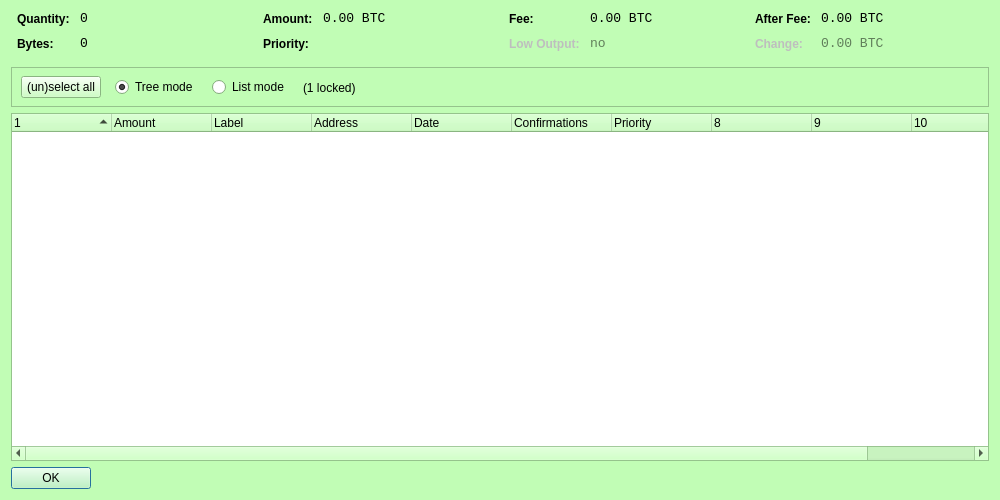
This is src/qt/forms/coincontroldialog.ui in IParn/LimecoinX as Qt 5 draws it before an edit. The edited form follows.
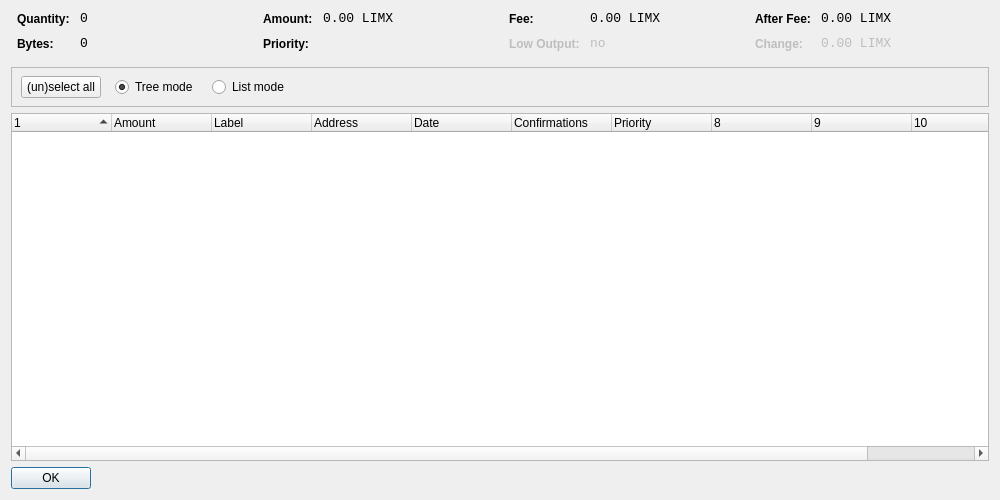
This is the edited form. Custom widgets are drawn as their Qt base class.

Diff of the .ui file:
```diff
--- a/src/qt/forms/coincontroldialog.ui
+++ b/src/qt/forms/coincontroldialog.ui
@@ -10,421 +10,6 @@
     <height>500</height>
    </rect>
   </property>
-  <property name="palette">
-   <palette>
-    <active>
-     <colorrole role="WindowText">
-      <brush brushstyle="SolidPattern">
-       <color alpha="255">
-        <red>0</red>
-        <green>0</green>
-        <blue>0</blue>
-       </color>
-      </brush>
-     </colorrole>
-     <colorrole role="Button">
-      <brush brushstyle="SolidPattern">
-       <color alpha="255">
-        <red>193</red>
-        <green>253</green>
-        <blue>181</blue>
-       </color>
-      </brush>
-     </colorrole>
-     <colorrole role="Light">
-      <brush brushstyle="SolidPattern">
-       <color alpha="255">
-        <red>255</red>
-        <green>255</green>
-        <blue>255</blue>
-       </color>
-      </brush>
-     </colorrole>
-     <colorrole role="Midlight">
-      <brush brushstyle="SolidPattern">
-       <color alpha="255">
-        <red>224</red>
-        <green>254</green>
-        <blue>218</blue>
-       </color>
-      </brush>
-     </colorrole>
-     <colorrole role="Dark">
-      <brush brushstyle="SolidPattern">
-       <color alpha="255">
-        <red>96</red>
-        <green>126</green>
-        <blue>90</blue>
-       </color>
-      </brush>
-     </colorrole>
-     <colorrole role="Mid">
-      <brush brushstyle="SolidPattern">
-       <color alpha="255">
-        <red>129</red>
-        <green>169</green>
-        <blue>121</blue>
-       </color>
-      </brush>
-     </colorrole>
-     <colorrole role="Text">
-      <brush brushstyle="SolidPattern">
-       <color alpha="255">
-        <red>0</red>
-        <green>0</green>
-        <blue>0</blue>
-       </color>
-      </brush>
-     </colorrole>
-     <colorrole role="BrightText">
-      <brush brushstyle="SolidPattern">
-       <color alpha="255">
-        <red>255</red>
-        <green>255</green>
-        <blue>255</blue>
-       </color>
-      </brush>
-     </colorrole>
-     <colorrole role="ButtonText">
-      <brush brushstyle="SolidPattern">
-       <color alpha="255">
-        <red>0</red>
-        <green>0</green>
-        <blue>0</blue>
-       </color>
-      </brush>
-     </colorrole>
-     <colorrole role="Base">
-      <brush brushstyle="SolidPattern">
-       <color alpha="255">
-        <red>255</red>
-        <green>255</green>
-        <blue>255</blue>
-       </color>
-      </brush>
-     </colorrole>
-     <colorrole role="Window">
-      <brush brushstyle="SolidPattern">
-       <color alpha="255">
-        <red>193</red>
-        <green>253</green>
-        <blue>181</blue>
-       </color>
-      </brush>
-     </colorrole>
-     <colorrole role="Shadow">
-      <brush brushstyle="SolidPattern">
-       <color alpha="255">
-        <red>0</red>
-        <green>0</green>
-        <blue>0</blue>
-       </color>
-      </brush>
-     </colorrole>
-     <colorrole role="AlternateBase">
-      <brush brushstyle="SolidPattern">
-       <color alpha="255">
-        <red>224</red>
-        <green>254</green>
-        <blue>218</blue>
-       </color>
-      </brush>
-     </colorrole>
-     <colorrole role="ToolTipBase">
-      <brush brushstyle="SolidPattern">
-       <color alpha="255">
-        <red>255</red>
-        <green>255</green>
-        <blue>220</blue>
-       </color>
-      </brush>
-     </colorrole>
-     <colorrole role="ToolTipText">
-      <brush brushstyle="SolidPattern">
-       <color alpha="255">
-        <red>0</red>
-        <green>0</green>
-        <blue>0</blue>
-       </color>
-      </brush>
-     </colorrole>
-    </active>
-    <inactive>
-     <colorrole role="WindowText">
-      <brush brushstyle="SolidPattern">
-       <color alpha="255">
-        <red>0</red>
-        <green>0</green>
-        <blue>0</blue>
-       </color>
-      </brush>
-     </colorrole>
-     <colorrole role="Button">
-      <brush brushstyle="SolidPattern">
-       <color alpha="255">
-        <red>193</red>
-        <green>253</green>
-        <blue>181</blue>
-       </color>
-      </brush>
-     </colorrole>
-     <colorrole role="Light">
-      <brush brushstyle="SolidPattern">
-       <color alpha="255">
-        <red>255</red>
-        <green>255</green>
-        <blue>255</blue>
-       </color>
-      </brush>
-     </colorrole>
-     <colorrole role="Midlight">
-      <brush brushstyle="SolidPattern">
-       <color alpha="255">
-        <red>224</red>
-        <green>254</green>
-        <blue>218</blue>
-       </color>
-      </brush>
-     </colorrole>
-     <colorrole role="Dark">
-      <brush brushstyle="SolidPattern">
-       <color alpha="255">
-        <red>96</red>
-        <green>126</green>
-        <blue>90</blue>
-       </color>
-      </brush>
-     </colorrole>
-     <colorrole role="Mid">
-      <brush brushstyle="SolidPattern">
-       <color alpha="255">
-        <red>129</red>
-        <green>169</green>
-        <blue>121</blue>
-       </color>
-      </brush>
-     </colorrole>
-     <colorrole role="Text">
-      <brush brushstyle="SolidPattern">
-       <color alpha="255">
-        <red>0</red>
-        <green>0</green>
-        <blue>0</blue>
-       </color>
-      </brush>
-     </colorrole>
-     <colorrole role="BrightText">
-      <brush brushstyle="SolidPattern">
-       <color alpha="255">
-        <red>255</red>
-        <green>255</green>
-        <blue>255</blue>
-       </color>
-      </brush>
-     </colorrole>
-     <colorrole role="ButtonText">
-      <brush brushstyle="SolidPattern">
-       <color alpha="255">
-        <red>0</red>
-        <green>0</green>
-        <blue>0</blue>
-       </color>
-      </brush>
-     </colorrole>
-     <colorrole role="Base">
-      <brush brushstyle="SolidPattern">
-       <color alpha="255">
-        <red>255</red>
-        <green>255</green>
-        <blue>255</blue>
-       </color>
-      </brush>
-     </colorrole>
-     <colorrole role="Window">
-      <brush brushstyle="SolidPattern">
-       <color alpha="255">
-        <red>193</red>
-        <green>253</green>
-        <blue>181</blue>
-       </color>
-      </brush>
-     </colorrole>
-     <colorrole role="Shadow">
-      <brush brushstyle="SolidPattern">
-       <color alpha="255">
-        <red>0</red>
-        <green>0</green>
-        <blue>0</blue>
-       </color>
-      </brush>
-     </colorrole>
-     <colorrole role="AlternateBase">
-      <brush brushstyle="SolidPattern">
-       <color alpha="255">
-        <red>224</red>
-        <green>254</green>
-        <blue>218</blue>
-       </color>
-      </brush>
-     </colorrole>
-     <colorrole role="ToolTipBase">
-      <brush brushstyle="SolidPattern">
-       <color alpha="255">
-        <red>255</red>
-        <green>255</green>
-        <blue>220</blue>
-       </color>
-      </brush>
-     </colorrole>
-     <colorrole role="ToolTipText">
-      <brush brushstyle="SolidPattern">
-       <color alpha="255">
-        <red>0</red>
-        <green>0</green>
-        <blue>0</blue>
-       </color>
-      </brush>
-     </colorrole>
-    </inactive>
-    <disabled>
-     <colorrole role="WindowText">
-      <brush brushstyle="SolidPattern">
-       <color alpha="255">
-        <red>96</red>
-        <green>126</green>
-        <blue>90</blue>
-       </color>
-      </brush>
-     </colorrole>
-     <colorrole role="Button">
-      <brush brushstyle="SolidPattern">
-       <color alpha="255">
-        <red>193</red>
-        <green>253</green>
-        <blue>181</blue>
-       </color>
-      </brush>
-     </colorrole>
-     <colorrole role="Light">
-      <brush brushstyle="SolidPattern">
-       <color alpha="255">
-        <red>255</red>
-        <green>255</green>
-        <blue>255</blue>
-       </color>
-      </brush>
-     </colorrole>
-     <colorrole role="Midlight">
-      <brush brushstyle="SolidPattern">
-       <color alpha="255">
-        <red>224</red>
-        <green>254</green>
-        <blue>218</blue>
-       </color>
-      </brush>
-     </colorrole>
-     <colorrole role="Dark">
-      <brush brushstyle="SolidPattern">
-       <color alpha="255">
-        <red>96</red>
-        <green>126</green>
-        <blue>90</blue>
-       </color>
-      </brush>
-     </colorrole>
-     <colorrole role="Mid">
-      <brush brushstyle="SolidPattern">
-       <color alpha="255">
-        <red>129</red>
-        <green>169</green>
-        <blue>121</blue>
-       </color>
-      </brush>
-     </colorrole>
-     <colorrole role="Text">
-      <brush brushstyle="SolidPattern">
-       <color alpha="255">
-        <red>96</red>
-        <green>126</green>
-        <blue>90</blue>
-       </color>
-      </brush>
-     </colorrole>
-     <colorrole role="BrightText">
-      <brush brushstyle="SolidPattern">
-       <color alpha="255">
-        <red>255</red>
-        <green>255</green>
-        <blue>255</blue>
-       </color>
-      </brush>
-     </colorrole>
-     <colorrole role="ButtonText">
-      <brush brushstyle="SolidPattern">
-       <color alpha="255">
-        <red>96</red>
-        <green>126</green>
-        <blue>90</blue>
-       </color>
-      </brush>
-     </colorrole>
-     <colorrole role="Base">
-      <brush brushstyle="SolidPattern">
-       <color alpha="255">
-        <red>193</red>
-        <green>253</green>
-        <blue>181</blue>
-       </color>
-      </brush>
-     </colorrole>
-     <colorrole role="Window">
-      <brush brushstyle="SolidPattern">
-       <color alpha="255">
-        <red>193</red>
-        <green>253</green>
-        <blue>181</blue>
-       </color>
-      </brush>
-     </colorrole>
-     <colorrole role="Shadow">
-      <brush brushstyle="SolidPattern">
-       <color alpha="255">
-        <red>0</red>
-        <green>0</green>
-        <blue>0</blue>
-       </color>
-      </brush>
-     </colorrole>
-     <colorrole role="AlternateBase">
-      <brush brushstyle="SolidPattern">
-       <color alpha="255">
-        <red>193</red>
-        <green>253</green>
-        <blue>181</blue>
-       </color>
-      </brush>
-     </colorrole>
-     <colorrole role="ToolTipBase">
-      <brush brushstyle="SolidPattern">
-       <color alpha="255">
-        <red>255</red>
-        <green>255</green>
-        <blue>220</blue>
-       </color>
-      </brush>
-     </colorrole>
-     <colorrole role="ToolTipText">
-      <brush brushstyle="SolidPattern">
-       <color alpha="255">
-        <red>0</red>
-        <green>0</green>
-        <blue>0</blue>
-       </color>
-      </brush>
-     </colorrole>
-    </disabled>
-   </palette>
-  </property>
   <property name="windowTitle">
    <string>Coin Control</string>
   </property>
@@ -556,7 +141,7 @@
           <enum>Qt::ActionsContextMenu</enum>
          </property>
          <property name="text">
-          <string notr="true">0.00 BTC</string>
+          <string notr="true">0.00 LIMX</string>
          </property>
          <property name="textInteractionFlags">
           <set>Qt::LinksAccessibleByMouse|Qt::TextSelectableByKeyboard|Qt::TextSelectableByMouse</set>
@@ -636,7 +221,7 @@
           <enum>Qt::ActionsContextMenu</enum>
          </property>
          <property name="text">
-          <string notr="true">0.00 BTC</string>
+          <string notr="true">0.00 LIMX</string>
          </property>
          <property name="textInteractionFlags">
           <set>Qt::LinksAccessibleByMouse|Qt::TextSelectableByKeyboard|Qt::TextSelectableByMouse</set>
@@ -722,7 +307,7 @@
           <enum>Qt::ActionsContextMenu</enum>
          </property>
          <property name="text">
-          <string notr="true">0.00 BTC</string>
+          <string notr="true">0.00 LIMX</string>
          </property>
          <property name="textInteractionFlags">
           <set>Qt::LinksAccessibleByMouse|Qt::TextSelectableByKeyboard|Qt::TextSelectableByMouse</set>
@@ -760,7 +345,7 @@
           <enum>Qt::ActionsContextMenu</enum>
          </property>
          <property name="text">
-          <string notr="true">0.00 BTC</string>
+          <string notr="true">0.00 LIMX</string>
          </property>
          <property name="textInteractionFlags">
           <set>Qt::LinksAccessibleByMouse|Qt::TextSelectableByKeyboard|Qt::TextSelectableByMouse</set>
@@ -840,13 +425,6 @@
          </property>
         </widget>
        </item>
-       <item>
-        <widget class="QLabel" name="labelLocked">
-         <property name="text">
-          <string>(1 locked)</string>
-         </property>
-        </widget>
-       </item>
        <item>
         <spacer name="horizontalSpacer">
          <property name="orientation">
```
Left out of the diff: 4 changed lines with no effect on the pictures.
